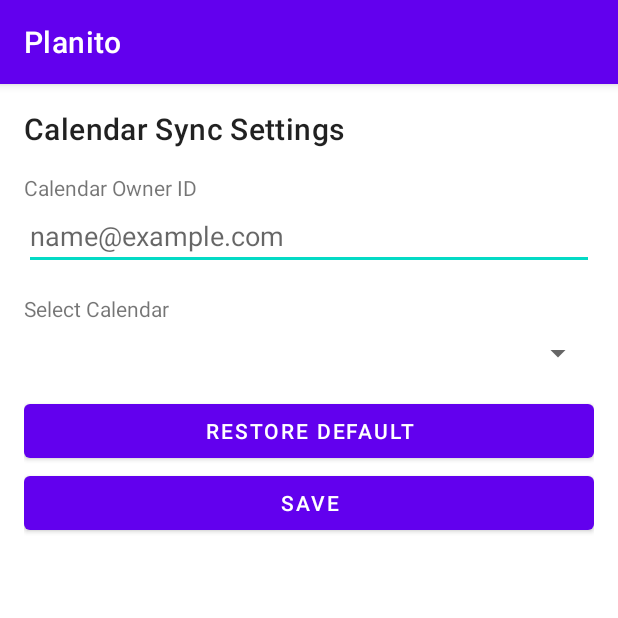
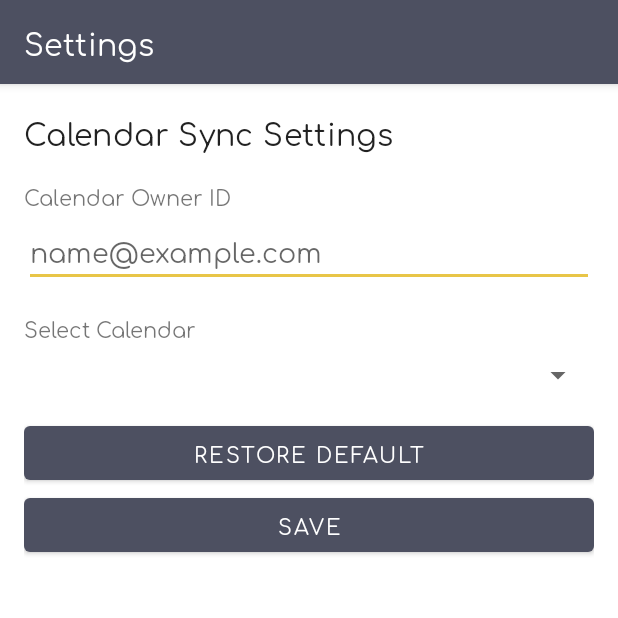
Before and after one commit to jcerdenia/Planito, an Android app: the screen it shows after launch (MainActivity), after a tap on "Settings", on a phone screen of 412 x 824 dp, the top half of it. Run offline under Robolectric (Android 15) with nearby library versions, the phone set to English and light mode, and no system bars; our stand-ins replace Room's generated code; 4 statements that could not run were skipped.

Commit message:
Update theme

```diff
--- /dev/null
+++ b/app/src/main/java/com/cerdenia/android/planito/interfaces/OnFragmentLoaded.kt
@@ -0,0 +1,6 @@
+package com.cerdenia.android.planito.interfaces
+
+interface OnFragmentLoaded {
+
+    fun onFragmentLoaded(tag: String)
+}
--- a/app/src/main/java/com/cerdenia/android/planito/ui/MainActivity.kt
+++ b/app/src/main/java/com/cerdenia/android/planito/ui/MainActivity.kt
@@ -7,6 +7,7 @@
 import com.cerdenia.android.planito.databinding.ActivityMainBinding
 import com.cerdenia.android.planito.interfaces.CustomBackPress
 import com.cerdenia.android.planito.interfaces.OnFinished
+import com.cerdenia.android.planito.interfaces.OnFragmentLoaded
 import com.cerdenia.android.planito.ui.settings.SettingsFragment
 import com.cerdenia.android.planito.ui.taskdetail.TaskDetailFragment
 import com.cerdenia.android.planito.ui.tasklist.TaskListFragment
@@ -14,6 +15,8 @@
 
 class MainActivity : AppCompatActivity(),
     TaskListFragment.Callbacks,
+    TaskDetailFragment.Callbacks,
+    OnFragmentLoaded,
     OnFinished
 {
 
@@ -35,7 +38,7 @@
 
     override fun onTaskSelected(taskID: UUID, isNew: Boolean) {
         supportFragmentManager.commit {
-            setCustomAnimations(R.anim.slide_in, R.anim.fade_out, R.anim.fade_in, R.anim.fade_out)
+            setCustomAnimations(R.anim.slide_in, R.anim.fade_out, R.anim.fade_in, R.anim.slide_out)
             replace(container, TaskDetailFragment.newInstance(taskID, isNew))
             addToBackStack(null)
         }
@@ -43,7 +46,7 @@
 
     override fun onTaskSettingsClicked() {
         supportFragmentManager.commit {
-            setCustomAnimations(R.anim.slide_in, R.anim.fade_out, R.anim.fade_in, R.anim.fade_out)
+            setCustomAnimations(R.anim.slide_in, R.anim.fade_out, R.anim.fade_in, R.anim.slide_out)
             replace(container, SettingsFragment.newInstance())
             addToBackStack(null)
         }
@@ -58,6 +61,14 @@
         }
     }
 
+    override fun onFragmentLoaded(tag: String) {
+        supportActionBar?.title = getString(when (tag) {
+            TaskDetailFragment.TAG -> R.string.edit_task
+            SettingsFragment.TAG -> R.string.settings
+            else -> R.string.app_name
+        })
+    }
+
     override fun onFinished() {
         super.onBackPressed()
     }
--- a/app/src/main/java/com/cerdenia/android/planito/ui/dialogs/DeleteTaskFragment.kt
+++ b/app/src/main/java/com/cerdenia/android/planito/ui/dialogs/DeleteTaskFragment.kt
@@ -1,6 +1,6 @@
 package com.cerdenia.android.planito.ui.dialogs
 
-import android.app.AlertDialog
+import androidx.appcompat.app.AlertDialog
 import android.app.Dialog
 import android.os.Bundle
 import androidx.fragment.app.DialogFragment
@@ -13,7 +13,7 @@
         super.onCreateDialog(savedInstanceState)
         val taskName = arguments?.getString(TASK_NAME) ?: getString(R.string.task)
 
-        val dialog = AlertDialog.Builder(context)
+        val dialog = AlertDialog.Builder(requireContext())
             .setTitle(getString(R.string.delete_task, taskName))
             .setCancelable(true)
             .setPositiveButton(R.string.confirm) { dialog, _ ->
--- a/app/src/main/java/com/cerdenia/android/planito/ui/dialogs/SaveTaskFragment.kt
+++ b/app/src/main/java/com/cerdenia/android/planito/ui/dialogs/SaveTaskFragment.kt
@@ -1,8 +1,8 @@
 package com.cerdenia.android.planito.ui.dialogs
 
-import android.app.AlertDialog
 import android.app.Dialog
 import android.os.Bundle
+import androidx.appcompat.app.AlertDialog
 import androidx.fragment.app.DialogFragment
 import androidx.fragment.app.setFragmentResult
 import com.cerdenia.android.planito.R
@@ -18,7 +18,7 @@
         val taskName = arguments?.getString(TASK_NAME) ?: ""
         initVariables(requestKey, taskName)
 
-        val dialog = AlertDialog.Builder(context)
+        val dialog = AlertDialog.Builder(requireContext())
             .setTitle(title)
             .setCancelable(true)
             .setPositiveButton(R.string.yes) { dialog, _ ->
--- a/app/src/main/java/com/cerdenia/android/planito/ui/settings/SettingsFragment.kt
+++ b/app/src/main/java/com/cerdenia/android/planito/ui/settings/SettingsFragment.kt
@@ -1,5 +1,6 @@
 package com.cerdenia.android.planito.ui.settings
 
+import android.content.Context
 import android.os.Bundle
 import android.view.LayoutInflater
 import android.view.View
@@ -7,8 +8,10 @@
 import android.widget.ArrayAdapter
 import androidx.fragment.app.Fragment
 import androidx.fragment.app.viewModels
+import com.cerdenia.android.planito.R
 import com.cerdenia.android.planito.databinding.FragmentSettingsBinding
 import com.cerdenia.android.planito.extensions.toEditable
+import com.cerdenia.android.planito.interfaces.OnFragmentLoaded
 import com.cerdenia.android.planito.utils.OnTextChangedListener
 
 class SettingsFragment : Fragment() {
@@ -17,6 +20,12 @@
     private val binding get() = _binding!!
 
     private val viewModel: SettingsViewModel by viewModels()
+    private var callbacks: OnFragmentLoaded? = null
+
+    override fun onAttach(context: Context) {
+        super.onAttach(context)
+        callbacks = context as OnFragmentLoaded?
+    }
 
     override fun onCreate(savedInstanceState: Bundle?) {
         super.onCreate(savedInstanceState)
@@ -29,6 +38,7 @@
         savedInstanceState: Bundle?
     ): View {
         _binding = FragmentSettingsBinding.inflate(inflater, container, false)
+        callbacks?.onFragmentLoaded(TAG)
         return binding.root
     }
 
@@ -69,6 +79,11 @@
         _binding = null
     }
 
+    override fun onDetach() {
+        super.onDetach()
+        callbacks = null
+    }
+
     companion object {
 
         const val TAG = "SettingsFragment"
--- a/app/src/main/java/com/cerdenia/android/planito/ui/tasklist/TaskListFragment.kt
+++ b/app/src/main/java/com/cerdenia/android/planito/ui/tasklist/TaskListFragment.kt
@@ -10,6 +10,7 @@
 import com.cerdenia.android.planito.R
 import com.cerdenia.android.planito.data.models.Task
 import com.cerdenia.android.planito.databinding.FragmentTaskListBinding
+import com.cerdenia.android.planito.interfaces.OnFragmentLoaded
 import com.cerdenia.android.planito.ui.dialogs.ConfirmSyncFragment
 import com.cerdenia.android.planito.ui.dialogs.NewTaskFragment
 import com.cerdenia.android.planito.utils.CalendarPermissions
@@ -17,7 +18,7 @@
 
 class TaskListFragment : Fragment(), TaskListAdapter.Listener {
 
-    interface Callbacks {
+    interface Callbacks: OnFragmentLoaded {
 
         fun onTaskSelected(taskID: UUID, isNew: Boolean = false)
 
@@ -48,6 +49,7 @@
         _binding = FragmentTaskListBinding.inflate(inflater, container, false)
         binding.recyclerView.layoutManager = LinearLayoutManager(context)
         binding.recyclerView.adapter = adapter
+        callbacks?.onFragmentLoaded(TAG)
         setHasOptionsMenu(true)
         return binding.root
     }
@@ -140,7 +142,7 @@
 
     companion object {
 
-        private const val TAG = "TaskListFragment"
+        const val TAG = "TaskListFragment"
 
         fun newInstance(): TaskListFragment = TaskListFragment()
     }
--- a/app/src/main/res/layout/fragment_settings.xml
+++ b/app/src/main/res/layout/fragment_settings.xml
@@ -9,7 +9,7 @@
     <TextView
         android:layout_width="match_parent"
         android:layout_height="wrap_content"
-        android:textAppearance="@style/TextAppearance.MaterialComponents.Headline6"
+        android:textAppearance="@style/H1Headline"
         android:text="@string/calendar_sync_settings"/>
 
     <TextView
--- a/app/src/main/res/layout/list_item_task.xml
+++ b/app/src/main/res/layout/list_item_task.xml
@@ -34,7 +34,7 @@
         android:id="@+id/name_text_view"
         android:layout_width="match_parent"
         android:layout_height="wrap_content"
-        android:textAppearance="@style/TextAppearance.MaterialComponents.Headline6"
+        style="@style/H1Headline"
         tools:text="Name" />
 
     <TextView
--- a/app/src/main/res/values-night/themes.xml
+++ b/app/src/main/res/values-night/themes.xml
@@ -2,12 +2,12 @@
     <!-- Base application theme. -->
     <style name="Theme.Planito" parent="Theme.MaterialComponents.DayNight.DarkActionBar">
         <!-- Primary brand color. -->
-        <item name="colorPrimary">@color/purple_200</item>
-        <item name="colorPrimaryVariant">@color/purple_700</item>
-        <item name="colorOnPrimary">@color/black</item>
+        <item name="colorPrimary">@color/independence</item>
+        <item name="colorPrimaryVariant">@color/jet</item>
+        <item name="colorOnPrimary">@color/timberwolf</item>
         <!-- Secondary brand color. -->
-        <item name="colorSecondary">@color/teal_200</item>
-        <item name="colorSecondaryVariant">@color/teal_200</item>
+        <item name="colorSecondary">@color/maize_crayola</item>
+        <item name="colorSecondaryVariant">@color/maize_crayola</item>
         <item name="colorOnSecondary">@color/black</item>
         <!-- Status bar color. -->
         <item name="android:statusBarColor" tools:targetApi="l">?attr/colorPrimaryVariant</item>
--- a/app/src/main/res/values/colors.xml
+++ b/app/src/main/res/values/colors.xml
@@ -9,9 +9,9 @@
     <color name="black">#FF000000</color>
     <color name="white">#FFFFFFFF</color>
     <!--Custom Colors-->
-    <color name="imperial_red">#e63946</color>
-    <color name="honeydew">#f1faee</color>
-    <color name="powder_blue">#a8dadc</color>
-    <color name="celadon_blue">#457b9d</color>
-    <color name="prussian_blue">#1d3557</color>
+    <color name="jet">#30323D</color>
+    <color name="independence">#4D5061</color>
+    <color name="maize_crayola">#E8C547</color>
+    <color name="timberwolf">#CDD1C4</color>
+    <color name="glaucous">#5C80BC</color>
 </resources>
--- /dev/null
+++ b/app/src/main/res/values/fonts.xml
@@ -0,0 +1,6 @@
+<?xml version="1.0" encoding="utf-8"?>
+<resources>
+    <style name="H1Headline" parent="TextAppearance.MaterialComponents.Headline6">
+        <item name="fontFamily">@font/comfortaa_bold</item>
+    </style>
+</resources>
--- a/app/src/main/res/values/strings.xml
+++ b/app/src/main/res/values/strings.xml
@@ -47,6 +47,7 @@
     <string name="daily">Daily</string>
     <string name="task">task</string>
     <string name="delete_task">Delete %s?</string>
+    <string name="edit_task">Edit Task</string>
 
     <plurals name="hours">
         <item quantity="one">1 hour</item>
--- a/app/src/main/res/values/themes.xml
+++ b/app/src/main/res/values/themes.xml
@@ -2,15 +2,16 @@
     <!-- Base application theme. -->
     <style name="Theme.Planito" parent="Theme.MaterialComponents.DayNight.DarkActionBar">
         <!-- Primary brand color. -->
-        <item name="colorPrimary">@color/purple_500</item>
-        <item name="colorPrimaryVariant">@color/purple_700</item>
+        <item name="colorPrimary">@color/independence</item>
+        <item name="colorPrimaryVariant">@color/jet</item>
         <item name="colorOnPrimary">@color/white</item>
         <!-- Secondary brand color. -->
-        <item name="colorSecondary">@color/teal_200</item>
-        <item name="colorSecondaryVariant">@color/teal_700</item>
-        <item name="colorOnSecondary">@color/black</item>
+        <item name="colorSecondary">@color/maize_crayola</item>
+        <item name="colorSecondaryVariant">@color/maize_crayola</item>
+        <item name="colorOnSecondary">@color/jet</item>
         <!-- Status bar color. -->
-        <item name="android:statusBarColor" tools:targetApi="l">?attr/colorPrimaryVariant</item>
+        <item name="android:statusBarColor" tools:targetApi="l">?attr/colorPrimary</item>
         <!-- Customize your theme here. -->
+        <item name="fontFamily">@font/comfortaa_variable</item>
     </style>
 </resources>
```
Also changed, not shown: app/src/main/java/com/cerdenia/android/planito/ui/taskdetail/TaskDetailFragment.kt (+7 -3 lines), app/src/main/res/font/comfortaa_bold.ttf (added), app/src/main/res/font/comfortaa_regular.ttf (added), app/src/main/res/font/comfortaa_variable.ttf (added).
